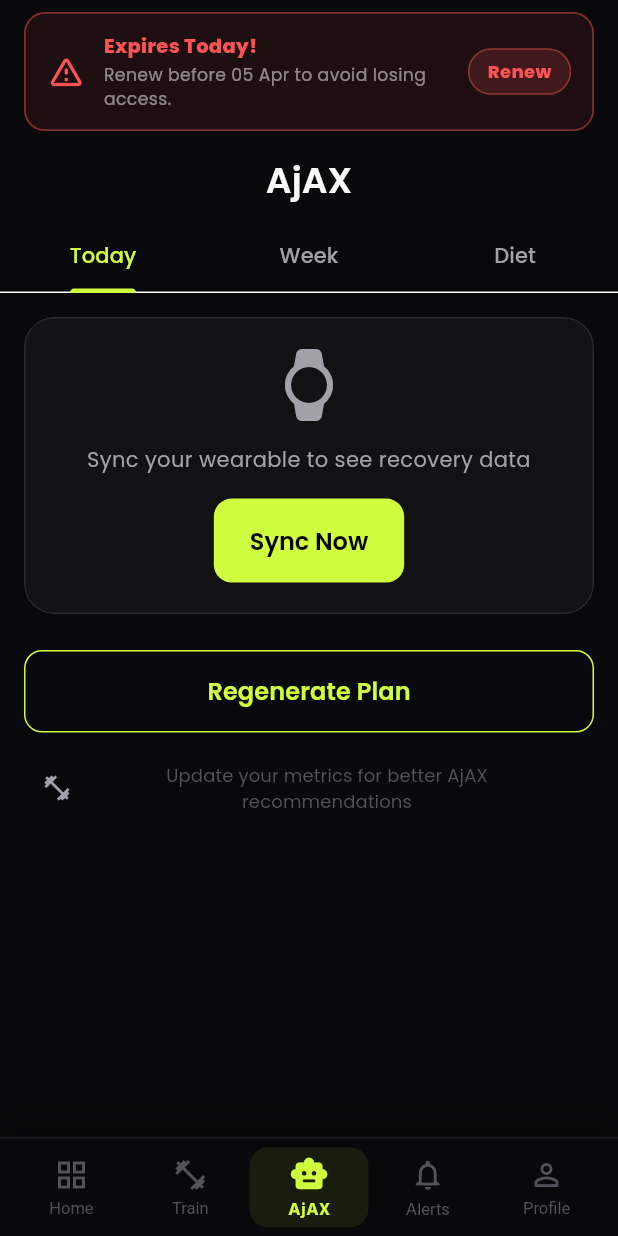
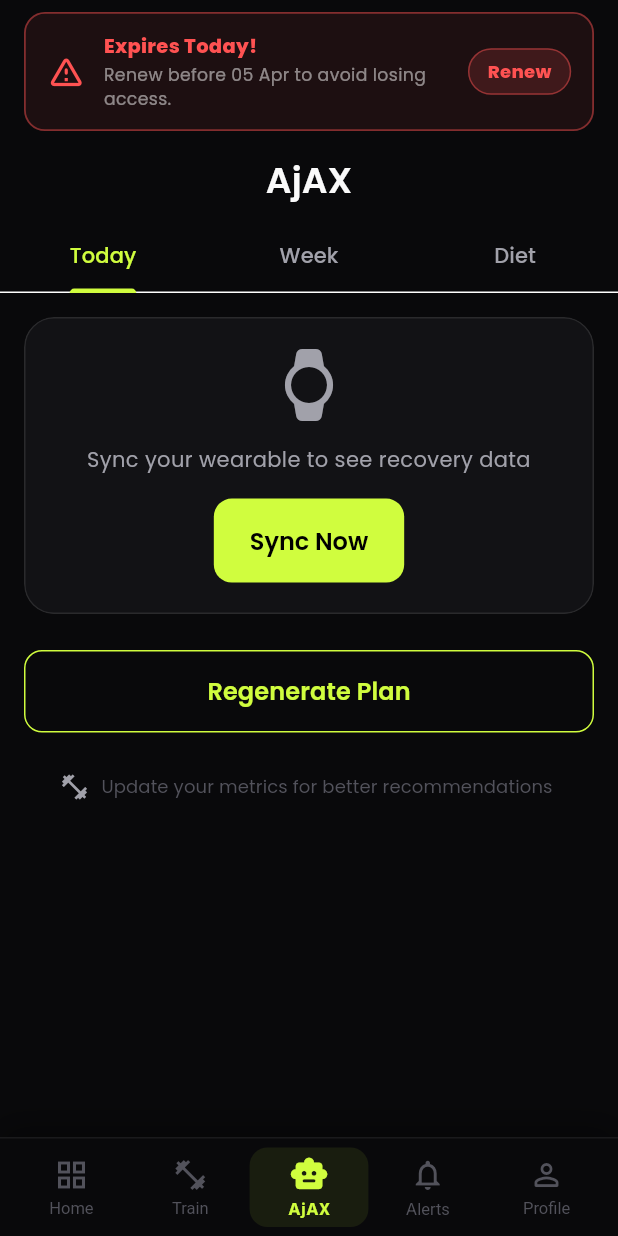
Before and after one commit to mindmonkey2/spring_health, a Flutter app: the MainScreen screen opened directly, on a phone screen of 412 x 824 dp. Run offline on Flutter 3.47's test engine with Material 3 defaults, Android fonts, the light colour scheme and no system bars; drawn by our look-alikes of flutter_animate; our stand-ins replace cloud_firestore, connectivity_plus, csv, firebase_ai, firebase_auth, firebase_core and 15 more; missing offline and left inert: health, mailer, mobile_scanner, razorpay_flutter; accounts and stored records are empty; network calls fail; statements that could not run were skipped.

Commit message:
feat: AjAX refactor — ai_coach, diet, health, home, profile, workout screens
- ai_coach_screen, diet_plan_screen, health_profile_screen updated
- home_screen, main_screen, profile_screen refactored
- workout_logger_screen updated
- member_ai_plan_screen, member_detail_screen (Studio) updated
- trainer_readiness_screen updated
- Both apps at 0 flutter analyze issues

```diff
--- a/spring_health_member_app/lib/screens/ai_coach/ai_coach_screen.dart
+++ b/spring_health_member_app/lib/screens/ai_coach/ai_coach_screen.dart
@@ -153,7 +153,7 @@ class _AiCoachScreenState extends State<AiCoachScreen> {
     if (!mounted) return;
     AiLoadingOverlay.show(
       context,
-      message: ' Your AjAX coach is building\nyour plan...',
+      message: ' AjAX is building\nyour plan...',
     );
 
     try {
@@ -228,7 +228,7 @@ class _AiCoachScreenState extends State<AiCoachScreen> {
               Text('No diet plan yet', style: AppTextStyles.bodyMedium),
               const SizedBox(height: 8),
               Text(
-                'Your AjAX nutritionist will build a personalised '
+                'AjAX will build a personalised '
                 '5-meal Indian meal plan based on your goals, '
                 'body metrics, and dietary preference.',
                 style: AppTextStyles.caption.copyWith(color: AppColors.gray400),
@@ -252,7 +252,7 @@ class _AiCoachScreenState extends State<AiCoachScreen> {
                     ),
                   ),
                   child: const Text(
-                    'Get My AjAX Diet Plan',
+                    'Get My Diet Plan',
                     style: TextStyle(color: AppColors.backgroundBlack),
                   ),
                 ),
@@ -535,7 +535,7 @@ class _AiCoachScreenState extends State<AiCoachScreen> {
               Text('No workout plan yet', style: AppTextStyles.heading2),
               const SizedBox(height: 16),
               Text(
-                'Generate your first AjAX personalized workout plan based on your goals and health data.',
+                'Generate your first personalized workout plan based on your goals and health data.',
                 style: AppTextStyles.bodyLarge,
                 textAlign: TextAlign.center,
               ),
@@ -920,7 +920,7 @@ class _AiCoachScreenState extends State<AiCoachScreen> {
             children: [
               const Icon(Icons.smart_toy_rounded, color: AppColors.neonLime),
               const SizedBox(width: 8),
-              Text('Your AjAX', style: AppTextStyles.heading3),
+              Text('AjAX', style: AppTextStyles.heading3),
             ],
           ),
           const SizedBox(height: 12),
@@ -1230,7 +1230,7 @@ class _AiCoachScreenState extends State<AiCoachScreen> {
             size: 20,
           ),
           label: Text(
-            'Update your metrics for better AjAX recommendations',
+            'Update your metrics for better recommendations',
             style: AppTextStyles.caption,
             textAlign: TextAlign.center,
           ),
--- a/spring_health_member_app/lib/screens/diet/diet_plan_screen.dart
+++ b/spring_health_member_app/lib/screens/diet/diet_plan_screen.dart
@@ -108,7 +108,7 @@ class _DietPlanScreenState extends State<DietPlanScreen> {
         ),
         content: Text(
           _plan == null
-              ? 'Gemini AjAX will generate a personalised 5-meal Indian diet plan based on your health profile and goals.'
+              ? 'AjAX will generate a personalised 5-meal Indian diet plan based on your health profile and goals.'
               : 'Your current plan will be replaced. A new plan costs one 24h cooldown slot.',
           style: const TextStyle(color: Colors.white60),
         ),
@@ -236,7 +236,7 @@ class _DietPlanScreenState extends State<DietPlanScreen> {
             ),
             const SizedBox(height: 8),
             const Text(
-              'Generate a personalised 5-meal Indian diet plan powered by Gemini AjAX.',
+              'Generate a personalised 5-meal Indian diet plan powered AjAX.',
               style: TextStyle(color: Colors.white60),
               textAlign: TextAlign.center,
             ),
--- a/spring_health_member_app/lib/screens/health/health_profile_screen.dart
+++ b/spring_health_member_app/lib/screens/health/health_profile_screen.dart
@@ -289,7 +289,7 @@ class _HealthProfileScreenState extends State<HealthProfileScreen>
       backgroundColor: AppColors.backgroundBlack,
       appBar: AppBar(
         backgroundColor: AppColors.backgroundBlack,
-        title: Text('Health Profile & AjAX Goals', style: AppTextStyles.heading2),
+        title: Text('Health Profile & Goals', style: AppTextStyles.heading2),
         bottom: TabBar(
           controller: _tabController,
           indicatorColor: AppColors.neonLime,
@@ -1034,7 +1034,7 @@ class _HealthProfileScreenState extends State<HealthProfileScreen>
               const SizedBox(width: 16),
               Expanded(
                 child: Text(
-                  "Test your current fitness level. Results help your AjAX coach calibrate your workout intensity and exercise selection.",
+                  "Test your current fitness level. Results help AjAX calibrate your workout intensity and exercise selection.",
                   style: AppTextStyles.bodyMedium,
                 ),
               ),
--- a/spring_health_member_app/lib/screens/home/home_screen.dart
+++ b/spring_health_member_app/lib/screens/home/home_screen.dart
@@ -499,7 +499,7 @@ class _HomeScreenState extends State<HomeScreen> {
     );
   }
 
-  // ── AjAX Coach Banner ───────────────────────────────────────────────────────
+  // ── AjAX Banner ───────────────────────────────────────────────────────
 
   Widget _buildAiCoachBanner() {
     Color chipColor = AppColors.neonLime;
@@ -590,7 +590,7 @@ class _HomeScreenState extends State<HomeScreen> {
             ),
             const SizedBox(height: 12),
             Text(
-              _coachNoteSnippet ?? 'Generate your first AjAX plan.',
+              _coachNoteSnippet ?? 'Generate your first plan.',
               style: AppTextStyles.bodyMedium.copyWith(color: AppColors.white),
             ),
             const SizedBox(height: 12),
--- a/spring_health_member_app/lib/screens/main_screen.dart
+++ b/spring_health_member_app/lib/screens/main_screen.dart
@@ -201,7 +201,7 @@ class _MainScreenState extends State<MainScreen> with WidgetsBindingObserver {
       return [
         const HomeScreen(),
         const FitnessDashboardScreen(),
-        const SizedBox(), // AjAX Coach placeholder
+        const SizedBox(), // AjAX placeholder
         const AnnouncementsScreen(),
         _buildProfileErrorState(),
       ];
--- a/spring_health_member_app/lib/screens/profile/profile_screen.dart
+++ b/spring_health_member_app/lib/screens/profile/profile_screen.dart
@@ -592,10 +592,10 @@ class _ProfileScreenState extends State<ProfileScreen> {
         ),
         const SizedBox(height: 12),
         _buildActionTile(
-          'Health Profile & AjAX Goals',
+          'Health Profile & Goals',
           Icons.monitor_heart_outlined,
           AppColors.neonOrange,
-          subtitle: 'Metrics, BP, goals — powers your AjAX coach',
+          subtitle: 'Metrics, BP, goals — powers AjAX',
           onTap: () => _push(HealthProfileScreen(memberId: _member.id)),
         ),
         const SizedBox(height: 12),
--- a/spring_health_member_app/lib/screens/workout/workout_logger_screen.dart
+++ b/spring_health_member_app/lib/screens/workout/workout_logger_screen.dart
@@ -342,7 +342,7 @@ class _WorkoutLoggerScreenState extends State<WorkoutLoggerScreen>
                                   ),
                                   const SizedBox(width: 8),
                                   Text(
-                                    ' AjAX Plan loaded — modify as needed',
+                                    'Plan loaded — modify as needed',
                                     style: AppTextStyles.caption.copyWith(
                                       color: AppColors.neonLime,
                                     ),
--- a/spring_health_studio/lib/screens/members/member_ai_plan_screen.dart
+++ b/spring_health_studio/lib/screens/members/member_ai_plan_screen.dart
@@ -121,7 +121,7 @@ class _MemberAiPlanScreenState extends State<MemberAiPlanScreen> {
         title: Column(
           crossAxisAlignment: CrossAxisAlignment.start,
           children: [
-            const Text('AjAX Plan'),
+            const Text('Plan'),
             Text(
               widget.memberName,
               style: const TextStyle(fontSize: 12),
@@ -226,7 +226,7 @@ class _MemberAiPlanScreenState extends State<MemberAiPlanScreen> {
                       size: 64, color: Colors.grey),
                   SizedBox(height: 16),
                   Text(
-                    'Member has not generated an AjAX plan yet',
+                    'Member has not generated an plan yet',
                     textAlign: TextAlign.center,
                     style: TextStyle(fontSize: 16, color: Colors.grey),
                   ),
@@ -558,7 +558,7 @@ class _MemberAiPlanScreenState extends State<MemberAiPlanScreen> {
                 maxLines: 4,
                 decoration: InputDecoration(
                   hintText:
-                      'Add a note for this member\'s AjAX plan...',
+                      'Add a note for this member\'s plan...',
                   border: OutlineInputBorder(
                     borderRadius: BorderRadius.circular(10),
                     borderSide: BorderSide(
--- a/spring_health_studio/lib/screens/members/member_detail_screen.dart
+++ b/spring_health_studio/lib/screens/members/member_detail_screen.dart
@@ -92,7 +92,7 @@ class _MemberDetailScreenState extends State<MemberDetailScreen>
               _optionTile(Icons.refresh_rounded,  'Rejoin Membership',     AppColors.success,  'rejoin',
                   subtitle: 'Renew expired membership'),
             _optionTile(Icons.message_rounded,    'Send WhatsApp Reminder', AppColors.whatsApp, 'whatsapp'),
-            _optionTile(Icons.smart_toy_rounded,  'View AjAX Plan & Override', AppColors.primary, 'override_ai'),
+            _optionTile(Icons.smart_toy_rounded,  'View AI Plan & Override', AppColors.primary, 'override_ai'),
             _optionTile(
               currentMember?.isArchived == true ? Icons.unarchive_rounded : Icons.archive_rounded,
               currentMember?.isArchived == true ? 'Restore Member' : 'Archive Member',
--- a/spring_health_studio/lib/screens/trainer/trainer_readiness_screen.dart
+++ b/spring_health_studio/lib/screens/trainer/trainer_readiness_screen.dart
@@ -31,7 +31,7 @@ class _TrainerReadinessScreenState extends State<TrainerReadinessScreen> {
   bool _isProcessing = false;
 
   Map<String, dynamic>? _yesterdaySession;
-  String _aiRecoveryStatus = 'No AjAX data yet';
+  String _aiRecoveryStatus = 'No data yet';
   List<String> _healthFlags = [];
 
   @override
@@ -64,7 +64,7 @@ class _TrainerReadinessScreenState extends State<TrainerReadinessScreen> {
             .doc('current')
             .get();
         if (aiPlanDoc.exists) {
-          _aiRecoveryStatus = aiPlanDoc.data()?['recoveryStatus'] as String? ?? 'No AjAX data yet';
+          _aiRecoveryStatus = aiPlanDoc.data()?['recoveryStatus'] as String? ?? 'No data yet';
         }
       }
 
@@ -297,7 +297,7 @@ class _TrainerReadinessScreenState extends State<TrainerReadinessScreen> {
         child: Column(
           crossAxisAlignment: CrossAxisAlignment.start,
           children: [
-            Text('AjAX Recovery Status', style: GoogleFonts.poppins(fontSize: 16, fontWeight: FontWeight.bold, color: AppColors.textPrimary)),
+            Text('Recovery Status', style: GoogleFonts.poppins(fontSize: 16, fontWeight: FontWeight.bold, color: AppColors.textPrimary)),
             const SizedBox(height: 12),
             Chip(
               label: Text(_aiRecoveryStatus),
```
